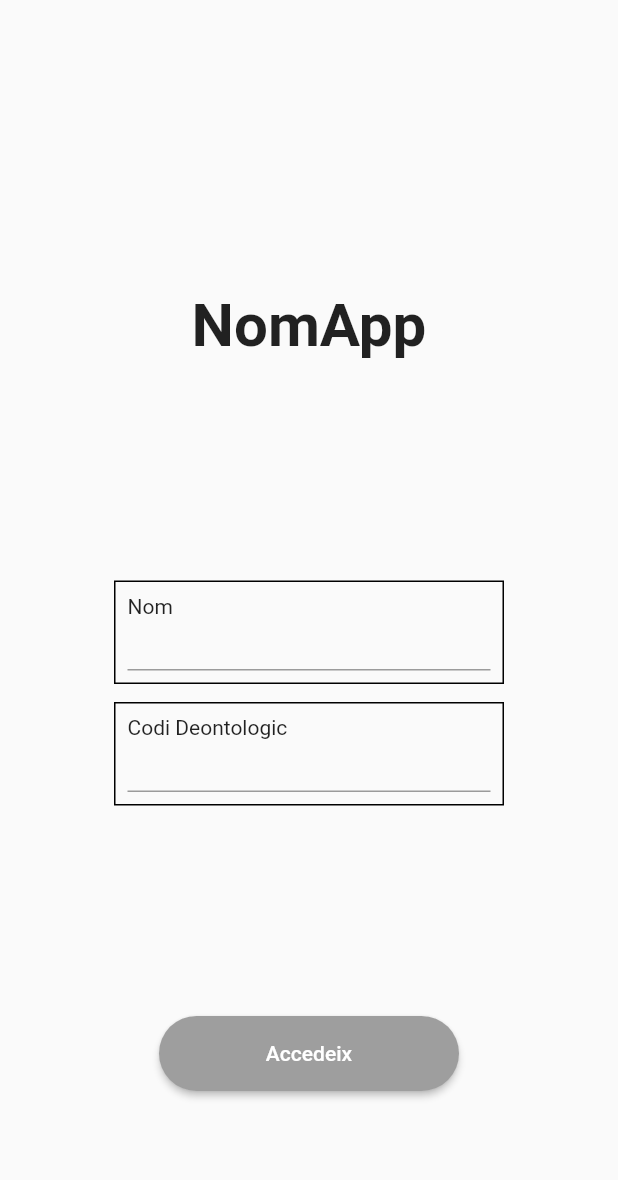
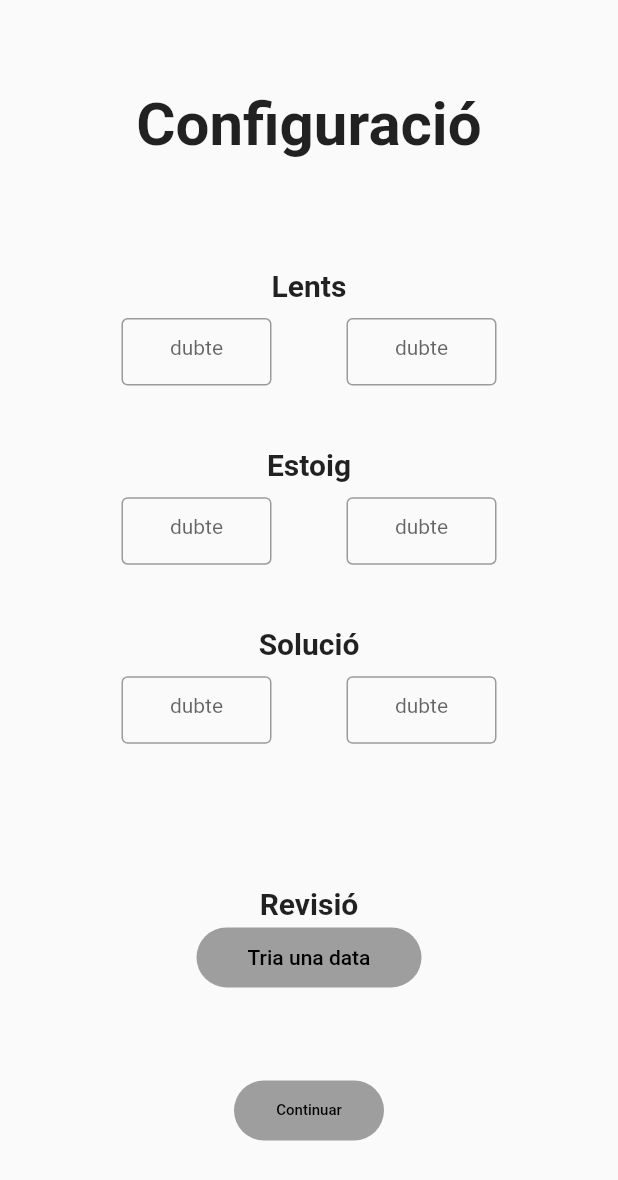
Before and after one commit to BernatCasanas/optica-tfg, a Flutter app: the screen it shows once a user with an empty profile is signed in, after a tap on "Accedeix", on a phone screen of 412 x 824 dp. Shown: the top 1180 px of the screen. Run offline on Flutter 3.47's test engine with Material 2 defaults, Android fonts, the phone set to English and light mode, and no system bars; our stand-ins replace firebase_auth, firebase_core; missing offline and left inert: flutterfire_ui; accounts and stored records are empty; statements that could not run were skipped.

Commit message:
config page 1

```diff
--- a/optica/lib/app.dart
+++ b/optica/lib/app.dart
@@ -1,5 +1,6 @@
 import 'package:firebase_auth/firebase_auth.dart';
 import 'package:flutter/material.dart';
+import 'package:optica/configuration_1.dart';
 
 class App extends StatelessWidget {
   const App({Key key}) : super(key: key);
@@ -19,10 +20,7 @@ class App extends StatelessWidget {
                 ),
                 Expanded(
                   flex: 2,
-                  child: Text(
-                    "NomApp",
-                    style: TextStyle(fontSize: 40, fontWeight: FontWeight.bold),
-                  ),
+                  child: BigText(text: "NomApp"),
                 ),
                 Expanded(
                   flex: 2,
@@ -55,6 +53,40 @@ class App extends StatelessWidget {
   }
 }
 
+class BigText extends StatelessWidget {
+  final text;
+
+  const BigText({
+    Key key,
+    this.text,
+  }) : super(key: key);
+
+  @override
+  Widget build(BuildContext context) {
+    return Text(
+      text,
+      style: TextStyle(fontSize: 40, fontWeight: FontWeight.bold),
+    );
+  }
+}
+
+class SmallText extends StatelessWidget {
+  final text;
+
+  const SmallText({
+    Key key,
+    this.text,
+  }) : super(key: key);
+
+  @override
+  Widget build(BuildContext context) {
+    return Text(
+      text,
+      style: TextStyle(fontSize: 20, fontWeight: FontWeight.bold),
+    );
+  }
+}
+
 class _Button extends StatelessWidget {
   final name;
   const _Button({
@@ -65,11 +97,16 @@ class _Button extends StatelessWidget {
   @override
   Widget build(BuildContext context) {
     return ElevatedButton(
-      onPressed: () {},
+      onPressed: () {
+        Navigator.push(
+          context,
+          MaterialPageRoute(builder: (context) => const Configuration_1()),
+        );
+      },
       child: Text(name),
       style: ElevatedButton.styleFrom(
-          minimumSize: Size(200, 50),
-          shape: StadiumBorder(),
+          minimumSize: const Size(200, 50),
+          shape: const StadiumBorder(),
           primary: Colors.grey),
     );
   }
@@ -94,7 +131,7 @@ class _InputBox extends StatelessWidget {
           Text(name),
           Container(
             height: 35,
-            child: TextField(
+            child: const TextField(
               style: TextStyle(
                 fontWeight: FontWeight.bold,
                 fontSize: 18,
--- /dev/null
+++ b/optica/lib/configuration_1.dart
@@ -0,0 +1,167 @@
+import 'package:flutter/material.dart';
+import 'package:optica/app.dart';
+import 'package:intl/intl.dart';
+
+class Configuration_1 extends StatefulWidget {
+  const Configuration_1({Key key}) : super(key: key);
+
+  @override
+  State<Configuration_1> createState() => _Configuration_1State();
+}
+
+class _Configuration_1State extends State<Configuration_1> {
+  DateTime _dateTime;
+
+  @override
+  Widget build(BuildContext context) {
+    return MaterialApp(
+      home: Scaffold(
+        resizeToAvoidBottomInset: false,
+        body: Center(
+          child: Column(children: [
+            Expanded(
+              flex: 1,
+              child: Container(),
+            ),
+            Expanded(
+              child: BigText(text: "Configuració"),
+            ),
+            Expanded(
+              flex: 1,
+              child: Container(),
+            ),
+            Expanded(
+              flex: 2,
+              child: Column(
+                mainAxisAlignment: MainAxisAlignment.start,
+                children: [
+                  SmallText(text: "Lents"),
+                  Row(
+                    mainAxisAlignment: MainAxisAlignment.center,
+                    children: [
+                      MainInput(),
+                      SizedBox(width: 30),
+                      MainInput(),
+                    ],
+                  ),
+                ],
+              ),
+            ),
+            Expanded(
+              flex: 2,
+              child: Column(
+                mainAxisAlignment: MainAxisAlignment.start,
+                children: [
+                  SmallText(text: "Estoig"),
+                  Row(
+                    mainAxisAlignment: MainAxisAlignment.center,
+                    children: [
+                      MainInput(),
+                      SizedBox(width: 30),
+                      MainInput(),
+                    ],
+                  )
+                ],
+              ),
+            ),
+            Expanded(
+              flex: 2,
+              child: Column(
+                mainAxisAlignment: MainAxisAlignment.start,
+                children: [
+                  SmallText(text: "Solució"),
+                  Row(
+                    mainAxisAlignment: MainAxisAlignment.center,
+                    children: [
+                      MainInput(),
+                      SizedBox(width: 30),
+                      MainInput(),
+                    ],
+                  )
+                ],
+              ),
+            ),
+            Expanded(
+              flex: 3,
+              child: Column(
+                  mainAxisAlignment: MainAxisAlignment.center,
+                  children: [
+                    SmallText(text: "Revisió"),
+                    TextButton(
+                      child: Text(_dateTime == null
+                          ? "Tria una data"
+                          : DateFormat("yyyy-MM-dd").format(_dateTime)),
+                      style: ElevatedButton.styleFrom(
+                          minimumSize: const Size(150, 40),
+                          shape: const StadiumBorder(),
+                          primary: Colors.grey,
+                          onPrimary: Colors.black),
+                      onPressed: () {
+                        showDatePicker(
+                                context: context,
+                                initialDate: DateTime.now(),
+                                firstDate: DateTime(2022),
+                                lastDate: DateTime(2030))
+                            .then((date) {
+                          setState(() {
+                            _dateTime = date;
+                          });
+                        });
+                      },
+                    )
+                  ]),
+            ),
+            Expanded(
+              flex: 0,
+              child: TextButton(
+                child: Text("Continuar", style: TextStyle(fontSize: 10)),
+                style: ElevatedButton.styleFrom(
+                    minimumSize: const Size(100, 40),
+                    shape: const StadiumBorder(),
+                    primary: Colors.grey,
+                    onPrimary: Colors.black),
+                onPressed: () {
+                  showDatePicker(
+                          context: context,
+                          initialDate: DateTime.now(),
+                          firstDate: DateTime(2022),
+                          lastDate: DateTime(2030))
+                      .then((date) {
+                    setState(() {
+                      _dateTime = date;
+                    });
+                  });
+                },
+              ),
+            ),
+            Expanded(flex: 1, child: Container())
+          ]),
+        ),
+      ),
+    );
+  }
+}
+
+class MainInput extends StatelessWidget {
+  final text;
+  const MainInput({Key key, this.text}) : super(key: key);
+
+  @override
+  Widget build(BuildContext context) {
+    return const SizedBox(
+      width: 120,
+      height: 65,
+      child: Padding(
+        padding: EdgeInsets.all(10),
+        child: TextField(
+          textAlign: TextAlign.center,
+          style: TextStyle(fontSize: 14),
+          decoration: InputDecoration(
+            border: OutlineInputBorder(),
+            hintText: "dubte",
+          ),
+        ),
+      ),
+    );
+  }
+}
--- a/optica/pubspec.yaml
+++ b/optica/pubspec.yaml
@@ -38,6 +38,7 @@ dependencies:
   firebase_auth: ^3.3.7
   flutterfire_ui: ^0.3.4
   flutter_dotenv: ^5.0.2
+  intl: ^0.17.0
 
 dev_dependencies:
   flutter_test:
```
